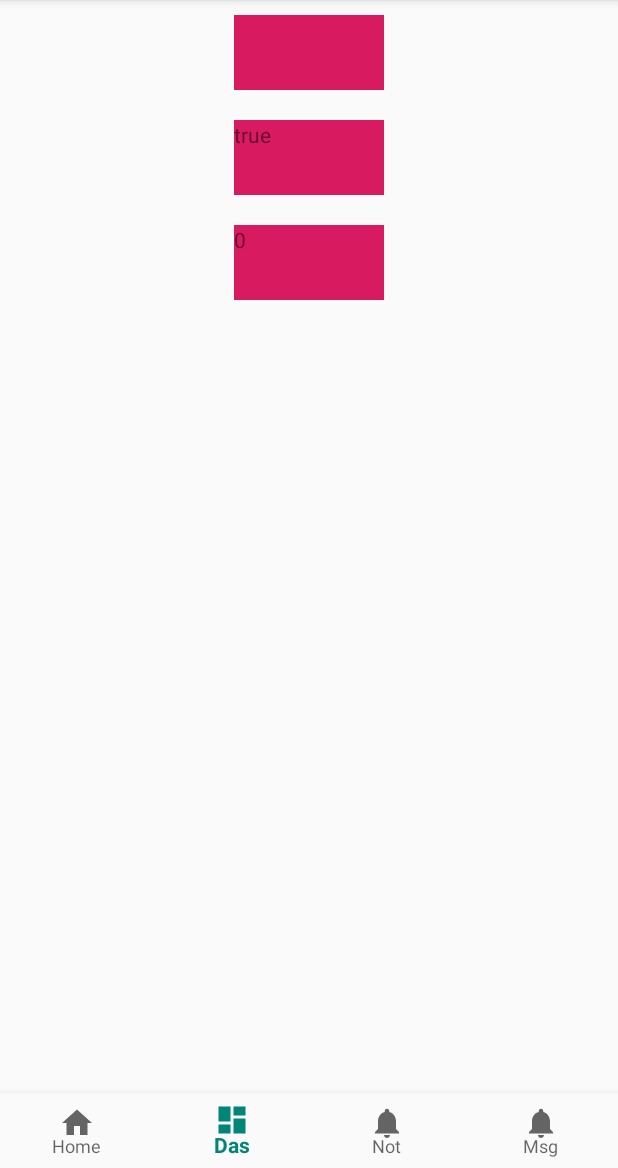
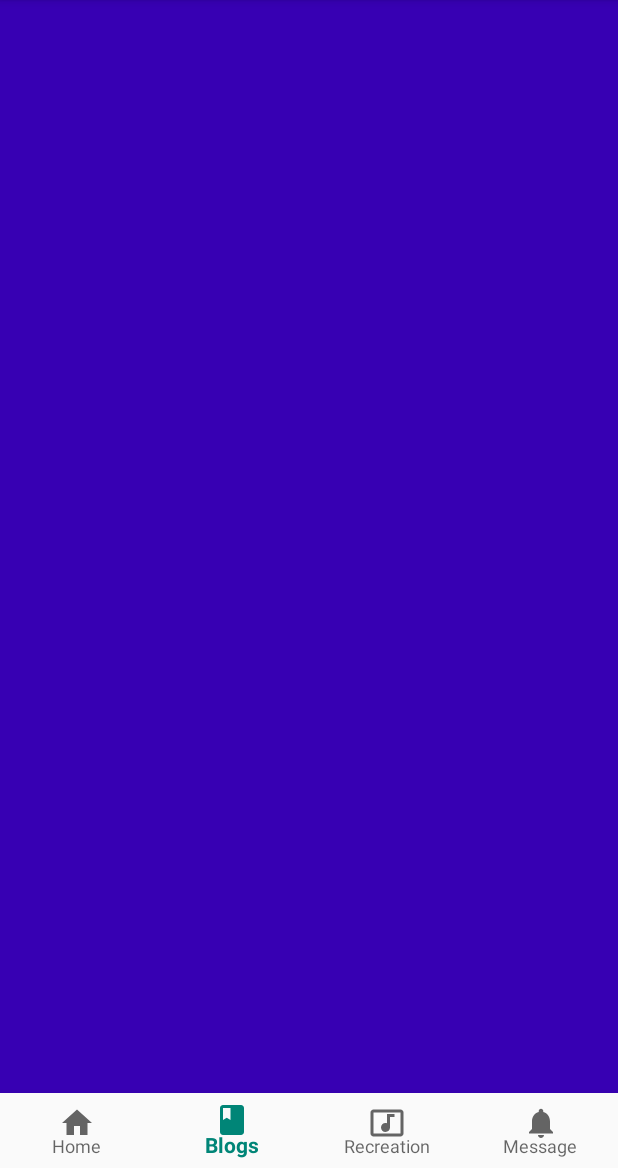
Before and after one commit to Leeeg/VShare, an Android app: the screen it shows after launch (MainActivity), item 2 of the bottom bar chosen, on a phone screen of 412 x 824 dp, the part 68-1236 px from its top. Run offline under Robolectric (Android 15) with nearby library versions, the phone set to English and light mode, and no system bars; our stand-ins replace data binding; 1 statement that could not run was skipped.

Commit message:
修改住界面框架

```diff
--- a/app/src/main/java/lee/com/vshare/model/HotModel.java
+++ b/app/src/main/java/lee/com/vshare/model/HomeModel.java
@@ -1,13 +1,13 @@
 package lee.com.vshare.model;
 
-import lee.com.vshare.model.ex.Hot;
+import lee.com.vshare.model.ex.Home;
 
 /**
  * CreateDate：18-12-29 on 下午5:17
  * Describe:
  * Coder: lee
  */
-public class HotModel implements Hot {
+public class HomeModel implements Home {
 
     private String title;
 
--- a/app/src/main/java/lee/com/vshare/model/ex/Hot.java
+++ b/app/src/main/java/lee/com/vshare/model/ex/Home.java
@@ -5,7 +5,8 @@ package lee.com.vshare.model.ex;
  * Describe:
  * Coder: lee
  */
-public interface Hot {
+public interface Home {
 
     String getTitle();
+
 }
--- a/app/src/main/java/lee/com/vshare/ui/activity/MainActivity.java
+++ b/app/src/main/java/lee/com/vshare/ui/activity/MainActivity.java
@@ -1,12 +1,15 @@
 package lee.com.vshare.ui.activity;
 
 import android.os.Bundle;
+import android.util.Log;
 import android.view.MenuItem;
 import android.view.View;
 
 import com.google.android.material.bottomnavigation.BottomNavigationView;
 import com.google.android.material.navigation.NavigationView;
-import com.google.android.material.snackbar.Snackbar;
+
+import java.util.HashMap;
+import java.util.Map;
 
 import androidx.annotation.Nullable;
 import androidx.appcompat.app.ActionBarDrawerToggle;
@@ -14,24 +17,46 @@ import androidx.appcompat.widget.Toolbar;
 import androidx.constraintlayout.widget.ConstraintLayout;
 import androidx.core.view.GravityCompat;
 import androidx.drawerlayout.widget.DrawerLayout;
-import androidx.fragment.app.FragmentTransaction;
+import androidx.fragment.app.FragmentManager;
 import lee.com.vshare.R;
 import lee.com.vshare.ui.BaseActivity;
+import lee.com.vshare.ui.BaseFragment;
+import lee.com.vshare.ui.fragment.BlogsFragment;
 import lee.com.vshare.ui.fragment.HomeFragment;
+import lee.com.vshare.ui.fragment.MessageFragment;
+import lee.com.vshare.ui.fragment.RecreationalFragment;
 
 public class MainActivity extends BaseActivity implements NavigationView.OnNavigationItemSelectedListener {
 
-    DrawerLayout drawer;
+    private FragmentManager fragmentManager;
+
+    private int tabIndex;
+    private final static int TAB_INDEX_HOME = 0;
+    private final static int TAB_INDEX_BLOGS = 1;
+    private final static int TAB_INDEX_RECREATION = 2;
+    private final static int TAB_INDEX_MESSAGE = 3;
+    private Map<Integer, BaseFragment> tabMap = new HashMap<>(4);
+
+    private DrawerLayout drawer;
+    private BottomNavigationView navigation;
 
     private BottomNavigationView.OnNavigationItemSelectedListener mOnNavigationItemSelectedListener;
-
 
 
     @Override
     protected void onCreate(@Nullable Bundle savedInstanceState) {
         super.onCreate(savedInstanceState);
+        setContentView(R.layout.activity_main);
 
-        setContentView(R.layout.activity_main);
+        init();
+
+        fragmentManager = getSupportFragmentManager();
+
+        loadFragment(savedInstanceState);
+
+    }
+
+    private void init() {
 
         drawer = findViewById(R.id.drawer_layout);
         Toolbar toolbar = findViewById(R.id.toolbar);
@@ -73,27 +98,51 @@ public class MainActivity extends BaseActivity implements NavigationView.OnNavig
         mOnNavigationItemSelectedListener = (item) -> {
             switch (item.getItemId()) {
                 case R.id.navigation_home:
-                    Snackbar.make(contentView, "Replace with your own action", Snackbar.LENGTH_SHORT)
-                            .setAction("Action", null).show();
+                    if (TAB_INDEX_HOME != tabIndex) {
+                        showFragment(TAB_INDEX_HOME);
+                    }
                     return true;
-                case R.id.navigation_dashboard:
-
+                case R.id.navigation_blogs:
+                    if (TAB_INDEX_BLOGS != tabIndex) {
+                        BlogsFragment blogsFragment = (BlogsFragment) fragmentManager.findFragmentByTag(BlogsFragment.TAG);
+                        if (null == blogsFragment) {
+                            blogsFragment = BlogsFragment.newInstance();
+                            addFragment(blogsFragment, TAB_INDEX_BLOGS, BlogsFragment.TAG);
+                        } else {
+                            showFragment(TAB_INDEX_BLOGS);
+                        }
+                    }
                     return true;
                 case R.id.navigation_notifications:
-
+                    if (TAB_INDEX_RECREATION != tabIndex) {
+                        RecreationalFragment recreationalFragment = (RecreationalFragment) fragmentManager.findFragmentByTag(RecreationalFragment.TAG);
+                        if (null == recreationalFragment) {
+                            recreationalFragment = RecreationalFragment.newInstance();
+                            addFragment(recreationalFragment, TAB_INDEX_RECREATION, RecreationalFragment.TAG);
+                        }else {
+                            showFragment(TAB_INDEX_RECREATION);
+                        }
+                    }
                     return true;
                 case R.id.navigation_message:
-
+                    if (TAB_INDEX_MESSAGE != tabIndex) {
+                        MessageFragment messageFragment = (MessageFragment) fragmentManager.findFragmentByTag(MessageFragment.TAG);
+                        if (null == messageFragment) {
+                            messageFragment = MessageFragment.newInstance();
+                            addFragment(messageFragment, TAB_INDEX_MESSAGE, MessageFragment.TAG);
+                        }else {
+                            showFragment(TAB_INDEX_MESSAGE);
+                        }
+                    }
                     return true;
             }
             return false;
 
         };
 
-        BottomNavigationView navigation = findViewById(R.id.navigation);
+        navigation = findViewById(R.id.navigation);
+        navigation.setEnabled(false);
         navigation.setOnNavigationItemSelectedListener(mOnNavigationItemSelectedListener);
-
-        loadFragment(savedInstanceState);
 
     }
 
@@ -137,21 +186,45 @@ public class MainActivity extends BaseActivity implements NavigationView.OnNavig
      */
     private void loadFragment(Bundle savedInstanceState) {
         if (savedInstanceState == null) {
-            HomeFragment fragment = new HomeFragment();
-            getSupportFragmentManager()
+            HomeFragment fragment = HomeFragment.newInstance();
+            fragmentManager
                     .beginTransaction()
-                    .setTransition(FragmentTransaction.TRANSIT_FRAGMENT_OPEN)
                     .add(R.id.fragment_container, fragment, HomeFragment.TAG)
                     .commit();
+
+            tabIndex = TAB_INDEX_HOME;
+            navigation.setEnabled(true);
+
+            tabMap.put(tabIndex, fragment);
         }
     }
 
-    /**
-     * 切换Fragment
-     * @param view
-     */
-    public void show(View view) {
+    public void addFragment(BaseFragment fragment, int currentIndex, String tag) {
+        Log.d("Lee_MainActivity", "addFragment");
+        navigation.setEnabled(false);
+        fragmentManager
+                .beginTransaction()
+                .hide(tabMap.get(tabIndex))
+                .add(R.id.fragment_container, fragment, tag)
+                .commit();
 
+        tabIndex = currentIndex;
+        navigation.setEnabled(true);
+
+        tabMap.put(tabIndex, fragment);
+    }
+
+    public void showFragment(int currentIndex) {
+        Log.d("Lee_MainActivity", "showFragment");
+        navigation.setEnabled(false);
+        fragmentManager
+                .beginTransaction()
+                .hide(tabMap.get(tabIndex))
+                .show(tabMap.get(currentIndex))
+                .commit();
+
+        tabIndex = currentIndex;
+        navigation.setEnabled(true);
     }
 
 }
--- a/app/src/main/java/lee/com/vshare/ui/fragment/BlogsFragment.java
+++ b/app/src/main/java/lee/com/vshare/ui/fragment/BlogsFragment.java
@@ -9,7 +9,7 @@ import androidx.annotation.NonNull;
 import androidx.annotation.Nullable;
 import androidx.databinding.DataBindingUtil;
 import lee.com.vshare.R;
-import lee.com.vshare.databinding.FragmentHotBinding;
+import lee.com.vshare.databinding.FragmentBlogsBinding;
 import lee.com.vshare.ui.BaseFragment;
 
 /**
@@ -21,17 +21,18 @@ public class BlogsFragment extends BaseFragment {
 
     public static final String TAG = "BlogsFragment";
 
-    private FragmentHotBinding hotBinding;
+    private static final String ARG_PARAM1 = "param1";
+    private static final String ARG_PARAM2 = "param2";
+
+    private FragmentBlogsBinding blogsBinding;
 
     @Nullable
     @Override
     public View onCreateView(@NonNull LayoutInflater inflater, @Nullable ViewGroup container, @Nullable Bundle savedInstanceState) {
 
-        hotBinding = DataBindingUtil.inflate(inflater, R.layout.fragment_hot, container, false);
+        blogsBinding = DataBindingUtil.inflate(inflater, R.layout.fragment_blogs, container, false);
 
-        hotBinding.setIsLoading(true);
-
-        return hotBinding.getRoot();
+        return blogsBinding.getRoot();
     }
 
     @Override
@@ -40,5 +41,12 @@ public class BlogsFragment extends BaseFragment {
 
     }
 
+    public static BlogsFragment newInstance() {
+        final BlogsFragment fragment = new BlogsFragment();
+        final Bundle args = new Bundle();
+        fragment.setArguments(args);
+        return fragment;
+    }
+
 
 }
--- a/app/src/main/java/lee/com/vshare/ui/fragment/HomeFragment.java
+++ b/app/src/main/java/lee/com/vshare/ui/fragment/HomeFragment.java
@@ -11,7 +11,8 @@ import androidx.databinding.DataBindingUtil;
 import lee.com.vshare.R;
 import lee.com.vshare.ui.BaseFragment;
 
-import lee.com.vshare.databinding.FragmentHotBinding;
+import lee.com.vshare.databinding.FragmentHomeBinding;
+
 
 /**
  * CreateDate：18-12-29 on 下午2:59
@@ -22,17 +23,17 @@ public class HomeFragment extends BaseFragment {
 
     public static final String TAG = "HomeFragment";
 
-    private FragmentHotBinding hotBinding;
+    private  FragmentHomeBinding homeBinding;
 
     @Nullable
     @Override
     public View onCreateView(@NonNull LayoutInflater inflater, @Nullable ViewGroup container, @Nullable Bundle savedInstanceState) {
 
-        hotBinding = DataBindingUtil.inflate(inflater, R.layout.fragment_hot, container, false);
+        homeBinding = DataBindingUtil.inflate(inflater, R.layout.fragment_home, container, false);
 
-        hotBinding.setIsLoading(true);
+        homeBinding.setIsLoading(true);
 
-        return hotBinding.getRoot();
+        return homeBinding.getRoot();
     }
 
     @Override
@@ -41,5 +42,11 @@ public class HomeFragment extends BaseFragment {
 
     }
 
+    public static HomeFragment newInstance() {
+        final HomeFragment fragment = new HomeFragment();
+        final Bundle args = new Bundle();
+        fragment.setArguments(args);
+        return fragment;
+    }
 
 }
--- a/app/src/main/res/drawable/ic_dashboard_black_24dp.xml
+++ b/app/src/main/res/drawable/ic_book_black_24dp.xml
@@ -5,5 +5,5 @@
     android:viewportHeight="24.0">
     <path
         android:fillColor="#FF000000"
-        android:pathData="M3,13h8L11,3L3,3v10zM3,21h8v-6L3,15v6zM13,21h8L21,11h-8v10zM13,3v6h8L21,3h-8z" />
+        android:pathData="M18,2H6c-1.1,0 -2,0.9 -2,2v16c0,1.1 0.9,2 2,2h12c1.1,0 2,-0.9 2,-2V4c0,-1.1 -0.9,-2 -2,-2zM6,4h5v8l-2.5,-1.5L6,12V4z" />
 </vector>
--- /dev/null
+++ b/app/src/main/res/drawable/ic_music_video_black_24dp.xml
@@ -0,0 +1,9 @@
+<vector xmlns:android="http://schemas.android.com/apk/res/android"
+    android:width="24dp"
+    android:height="24dp"
+    android:viewportWidth="24.0"
+    android:viewportHeight="24.0">
+    <path
+        android:fillColor="#FF000000"
+        android:pathData="M21,3L3,3c-1.1,0 -2,0.9 -2,2v14c0,1.1 0.9,2 2,2h18c1.1,0 2,-0.9 2,-2L23,5c0,-1.1 -0.9,-2 -2,-2zM21,19L3,19L3,5h18v14zM8,15c0,-1.66 1.34,-3 3,-3 0.35,0 0.69,0.07 1,0.18L12,6h5v2h-3v7.03c-0.02,1.64 -1.35,2.97 -3,2.97 -1.66,0 -3,-1.34 -3,-3z" />
+</vector>
--- /dev/null
+++ b/app/src/main/res/layout/fragment_blogs.xml
@@ -0,0 +1,15 @@
+<?xml version="1.0" encoding="utf-8"?>
+<layout xmlns:android="http://schemas.android.com/apk/res/android">
+
+    <data>
+    </data>
+
+    <LinearLayout
+        android:background="@color/design_default_color_primary_dark"
+        android:orientation="vertical"
+        android:layout_width="match_parent"
+        android:layout_height="match_parent">
+
+
+    </LinearLayout>
+</layout>
--- a/app/src/main/res/layout/fragment_hot.xml
+++ b/app/src/main/res/layout/fragment_home.xml
@@ -12,7 +12,7 @@
 
         <variable
             name="Hot"
-            type="lee.com.vshare.model.ex.Hot" />
+            type="lee.com.vshare.model.ex.Home" />
     </data>
 
     <LinearLayout
--- a/app/src/main/res/menu/navigation.xml
+++ b/app/src/main/res/menu/navigation.xml
@@ -7,14 +7,14 @@
         android:title="@string/title_home" />
 
     <item
-        android:id="@+id/navigation_dashboard"
-        android:icon="@drawable/ic_dashboard_black_24dp"
-        android:title="@string/title_dashboard" />
+        android:id="@+id/navigation_blogs"
+        android:icon="@drawable/ic_book_black_24dp"
+        android:title="@string/title_blogs" />
 
     <item
         android:id="@+id/navigation_notifications"
-        android:icon="@drawable/ic_notifications_black_24dp"
-        android:title="@string/title_notifications" />
+        android:icon="@drawable/ic_music_video_black_24dp"
+        android:title="@string/title_recreation" />
 
     <item
         android:id="@+id/navigation_message"
--- a/app/src/main/res/values/strings.xml
+++ b/app/src/main/res/values/strings.xml
@@ -23,7 +23,7 @@
 
     <!-- Strings related to bottomNavigationView -->
     <string name="title_home">Home</string>
-    <string name="title_dashboard">Das</string>
-    <string name="title_notifications">Not</string>
-    <string name="title_message">Msg</string>
+    <string name="title_blogs">Blogs</string>
+    <string name="title_recreation">Recreation</string>
+    <string name="title_message">Message</string>
 </resources>
```
Also changed, not shown: app/src/main/java/lee/com/vshare/common/Contain.java (added, +9 -0 lines), app/src/main/java/lee/com/vshare/ui/fragment/MessageFragment.java (+10 -7 lines), app/src/main/java/lee/com/vshare/ui/fragment/RecreationalFragment.java (+10 -7 lines), app/src/main/res/layout/fragment_message.xml (added, +14 -0 lines), app/src/main/res/layout/fragment_recreation.xml (added, +14 -0 lines).
